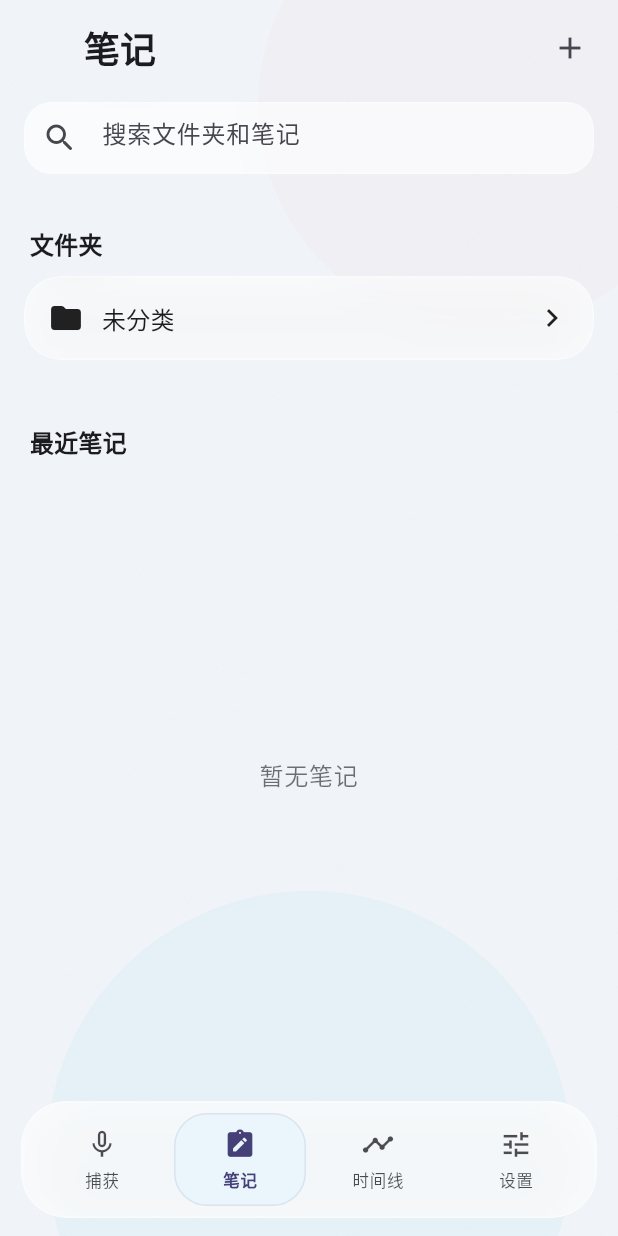
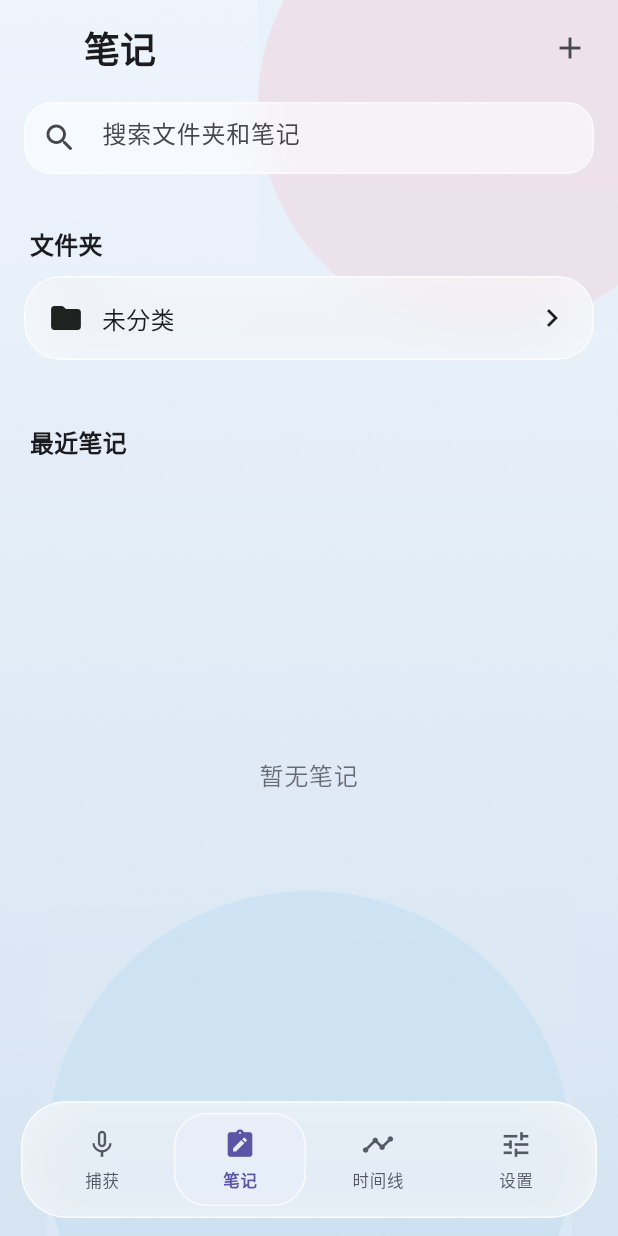
Before and after one commit to rimYtio/GlassNote, a Flutter app: the screen it shows after launch, item 2 of the bottom bar chosen, on a phone screen of 412 x 824 dp. Run offline on Flutter 3.47's test engine with Material 3 defaults, Android fonts, the phone set to English and light mode, and no system bars; our stand-ins replace audioplayers, drift, flutter_colorpicker, flutter_local_notifications, flutter_riverpod, flutter_secure_storage and 7 more; missing offline and left inert: flutter_quill, record; accounts and stored records are empty; generated files the repository leaves out were written again.

Commit message:
V8.5
完善了UI界面的设计。

```diff
--- a/lib/app/theme/app_theme.dart
+++ b/lib/app/theme/app_theme.dart
@@ -14,7 +14,7 @@ class AppTheme {
         surfaceContainerLowest: const Color(0xFFF8F6FF),
       ),
       useMaterial3: true,
-      scaffoldBackgroundColor: const Color(0xFFF0F4F8),
+      scaffoldBackgroundColor: const Color(0xFFE0ECF5),
     );
   }
 
--- a/lib/ui_system/widgets/glass_bottom_navigation.dart
+++ b/lib/ui_system/widgets/glass_bottom_navigation.dart
@@ -14,7 +14,6 @@ class GlassBottomNavigation extends StatelessWidget {
 
   @override
   Widget build(BuildContext context) {
-    final colorScheme = Theme.of(context).colorScheme;
     final isLight = Theme.of(context).brightness == Brightness.light;
 
     return SafeArea(
@@ -26,25 +25,20 @@ class GlassBottomNavigation extends StatelessWidget {
           child: ClipRRect(
             borderRadius: BorderRadius.circular(30),
             child: BackdropFilter(
-              filter: ImageFilter.blur(sigmaX: 18, sigmaY: 18),
+              filter: ImageFilter.blur(sigmaX: 26, sigmaY: 26),
               child: DecoratedBox(
                 key: const ValueKey('glass-bottom-navigation-surface'),
                 decoration: BoxDecoration(
-                  color: Colors.white.withValues(alpha: isLight ? 0.72 : 0.14),
+                  color: Colors.white.withValues(alpha: isLight ? 0.60 : 0.14),
                   borderRadius: BorderRadius.circular(30),
                   border: Border.all(
-                    color: Colors.white.withValues(alpha: isLight ? 0.38 : 0.12),
+                    color: Colors.white.withValues(alpha: isLight ? 0.80 : 0.12),
                   ),
                   boxShadow: [
                     BoxShadow(
-                      color: colorScheme.shadow.withValues(alpha: 0.04),
+                      color: const Color(0xFF2D4664).withValues(alpha: 0.10),
                       blurRadius: 20,
                       offset: const Offset(0, 4),
-                    ),
-                    BoxShadow(
-                      color: colorScheme.shadow.withValues(alpha: 0.024),
-                      blurRadius: 40,
-                      offset: const Offset(0, 12),
                     ),
                   ],
                 ),
@@ -94,8 +88,10 @@ class _GlassNavItem extends StatelessWidget {
     final colorScheme = Theme.of(context).colorScheme;
     final isLight = Theme.of(context).brightness == Brightness.light;
     final foreground = selected
-        ? colorScheme.onPrimaryContainer
-        : colorScheme.onSurface.withValues(alpha: 0.78);
+        ? (isLight ? const Color(0xFF5A56A5) : colorScheme.onPrimaryContainer)
+        : (isLight
+            ? const Color(0xFF3F4650).withValues(alpha: 0.88)
+            : colorScheme.onSurface.withValues(alpha: 0.78));
 
     return Semantics(
       button: true,
@@ -114,14 +110,14 @@ class _GlassNavItem extends StatelessWidget {
             padding: const EdgeInsets.symmetric(vertical: 7),
             decoration: BoxDecoration(
                 color: selected
-                    ? const Color(0xFFE8F4FD).withValues(alpha: isLight ? 0.80 : 0.25)
+                    ? const Color(0xFFE7EEF8).withValues(alpha: isLight ? 0.82 : 0.25)
                     : Colors.transparent,
               borderRadius: BorderRadius.circular(22),
               border: selected
                   ? Border.all(
-                      color: colorScheme.onPrimaryContainer.withValues(
-                        alpha: 0.10,
-                      ),
+                      color: isLight
+                          ? Colors.white.withValues(alpha: 0.75)
+                          : colorScheme.onPrimaryContainer.withValues(alpha: 0.10),
                     )
                   : null,
             ),
--- a/lib/ui_system/widgets/glass_card.dart
+++ b/lib/ui_system/widgets/glass_card.dart
@@ -16,34 +16,52 @@ class GlassCard extends StatelessWidget {
 
   @override
   Widget build(BuildContext context) {
-    final colorScheme = Theme.of(context).colorScheme;
     final isLight = Theme.of(context).brightness == Brightness.light;
 
     return ClipRRect(
       borderRadius: BorderRadius.circular(24),
       child: BackdropFilter(
-        filter: ImageFilter.blur(sigmaX: 14, sigmaY: 14),
+        filter: ImageFilter.blur(sigmaX: 22, sigmaY: 22),
+        child: Stack(
+          children: [
+            Positioned.fill(
               child: DecoratedBox(
                 decoration: BoxDecoration(
                   borderRadius: BorderRadius.circular(24),
-            color: Colors.white.withValues(alpha: isLight ? 0.65 : 0.12),
+                  color: Colors.white.withValues(alpha: isLight ? 0.58 : 0.12),
                   border: Border.all(
-              color: Colors.white.withValues(alpha: isLight ? 0.42 : 0.15),
+                    color: Colors.white.withValues(alpha: isLight ? 0.76 : 0.15),
                   ),
                   boxShadow: [
                     BoxShadow(
-                color: colorScheme.shadow.withValues(alpha: 0.04),
-                blurRadius: 20,
+                      color: const Color(0xFF2D4664).withValues(alpha: 0.08),
+                      blurRadius: 32,
                       offset: const Offset(0, 4),
-              ),
-              BoxShadow(
-                color: colorScheme.shadow.withValues(alpha: 0.024),
-                blurRadius: 40,
-                offset: const Offset(0, 12),
                     ),
                   ],
                 ),
-          child: Material(
+              ),
+            ),
+            // Top highlight: 1px white gradient
+            Positioned(
+              top: 0,
+              left: 0,
+              right: 0,
+              child: Container(
+                height: 1,
+                decoration: BoxDecoration(
+                  gradient: LinearGradient(
+                    begin: Alignment.topCenter,
+                    end: Alignment.bottomCenter,
+                    colors: [
+                      Colors.white.withValues(alpha: isLight ? 0.50 : 0.08),
+                      Colors.white.withValues(alpha: 0.0),
+                    ],
+                  ),
+                ),
+              ),
+            ),
+            Material(
               color: Colors.transparent,
               child: InkWell(
                 onTap: onTap,
@@ -51,6 +69,7 @@ class GlassCard extends StatelessWidget {
                 child: Padding(padding: padding, child: child),
               ),
             ),
+          ],
         ),
       ),
     );
--- a/lib/ui_system/widgets/glass_scaffold.dart
+++ b/lib/ui_system/widgets/glass_scaffold.dart
@@ -38,7 +38,24 @@ class GlassScaffold extends StatelessWidget {
       backgroundColor: Theme.of(context).scaffoldBackgroundColor,
       body: Stack(
         children: [
-          // Layer 1: Warm pink/lavender orb (top-right, 300×300, blur 200, 15% opacity)
+          // Layer 0: Background vertical gradient
+          if (isLight)
+            Positioned.fill(
+              child: DecoratedBox(
+                decoration: const BoxDecoration(
+                  gradient: LinearGradient(
+                    begin: Alignment.topCenter,
+                    end: Alignment.bottomCenter,
+                    colors: [
+                      Color(0xFFEEF4FC),
+                      Color(0xFFD6E4F2),
+                    ],
+                  ),
+                ),
+              ),
+            ),
+
+          // Layer 1: Warm pink/lavender orb (top-right, 300×300, blur 200, 37% opacity)
           Positioned(
             top: -80,
             right: -60,
@@ -50,14 +67,14 @@ class GlassScaffold extends StatelessWidget {
                   height: 300,
                   decoration: const BoxDecoration(
                     shape: BoxShape.circle,
-                    color: Color(0x26F0D0E0),
+                    color: Color(0x85F0D5DF),
                   ),
                 ),
               ),
             ),
           ),
 
-          // Layer 2: Sky blue orb (bottom-center, 350×350, blur 200, 15% opacity)
+          // Layer 2: Sky blue orb (bottom-center, 350×350, blur 200, 37% opacity)
           Align(
             alignment: Alignment.bottomCenter,
             child: Transform.translate(
@@ -70,7 +87,7 @@ class GlassScaffold extends StatelessWidget {
                     height: 350,
                     decoration: const BoxDecoration(
                       shape: BoxShape.circle,
-                      color: Color(0x26B0D8F0),
+                      color: Color(0x85C0DEF2),
                     ),
                   ),
                 ),
@@ -85,9 +102,9 @@ class GlassScaffold extends StatelessWidget {
                 begin: Alignment.topLeft,
                 end: Alignment.bottomRight,
                 colors: isLight ? const [
-                  Color.fromRGBO(255, 255, 255, 0.15),
-                  Color.fromRGBO(255, 255, 255, 0.03),
-                  Color.fromRGBO(255, 255, 255, 0.0),
+                  Color.fromRGBO(240, 246, 252, 0.20),
+                  Color.fromRGBO(228, 238, 248, 0.10),
+                  Color.fromRGBO(232, 239, 246, 0.0),
                 ] : const [
                   Color.fromRGBO(255, 255, 255, 0.04),
                   Color.fromRGBO(255, 255, 255, 0.02),
@@ -95,7 +112,7 @@ class GlassScaffold extends StatelessWidget {
                 ],
               ),
               border: Border.all(
-                color: Colors.white.withValues(alpha: 0.12),
+                color: Colors.white.withValues(alpha: 0.18),
                 width: 1.0,
               ),
             ),
--- a/lib/ui_system/widgets/glass_search_field.dart
+++ b/lib/ui_system/widgets/glass_search_field.dart
@@ -24,10 +24,10 @@ class GlassSearchField extends StatelessWidget {
         filter: ImageFilter.blur(sigmaX: 12, sigmaY: 12),
         child: DecoratedBox(
           decoration: BoxDecoration(
-            color: Colors.white.withValues(alpha: isLight ? 0.60 : 0.10),
+            color: Colors.white.withValues(alpha: isLight ? 0.55 : 0.10),
             borderRadius: BorderRadius.circular(18),
             border: Border.all(
-              color: Colors.white.withValues(alpha: isLight ? 0.35 : 0.12),
+              color: Colors.white.withValues(alpha: isLight ? 0.65 : 0.12),
             ),
           ),
           child: TextField(
```
Lines whose indentation alone changed are shown as unchanged.
